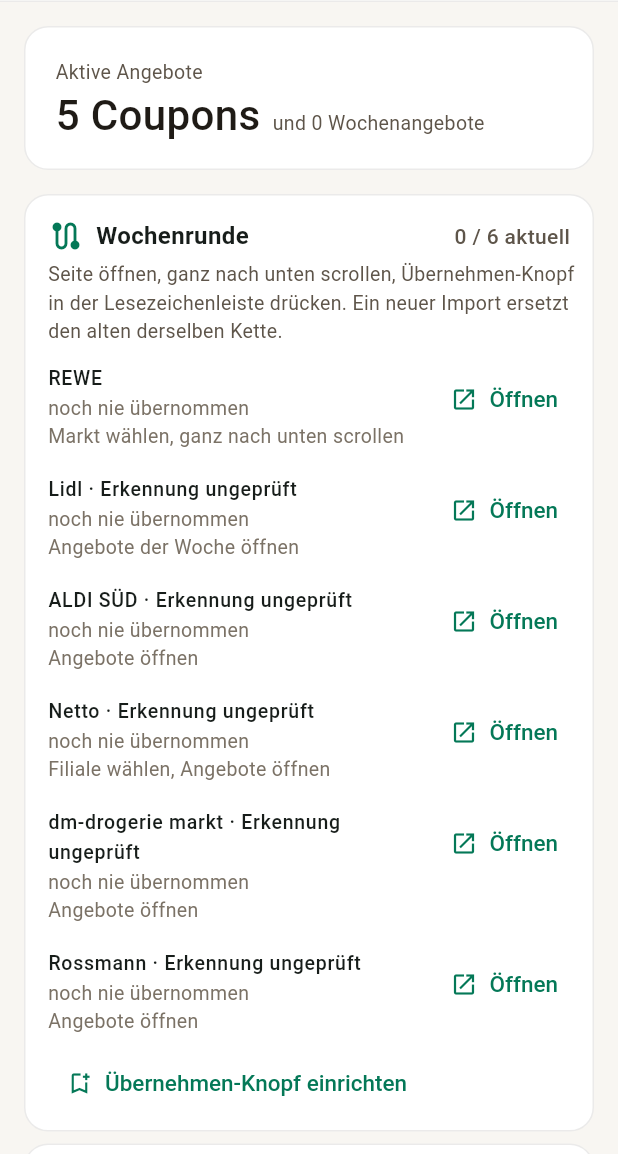
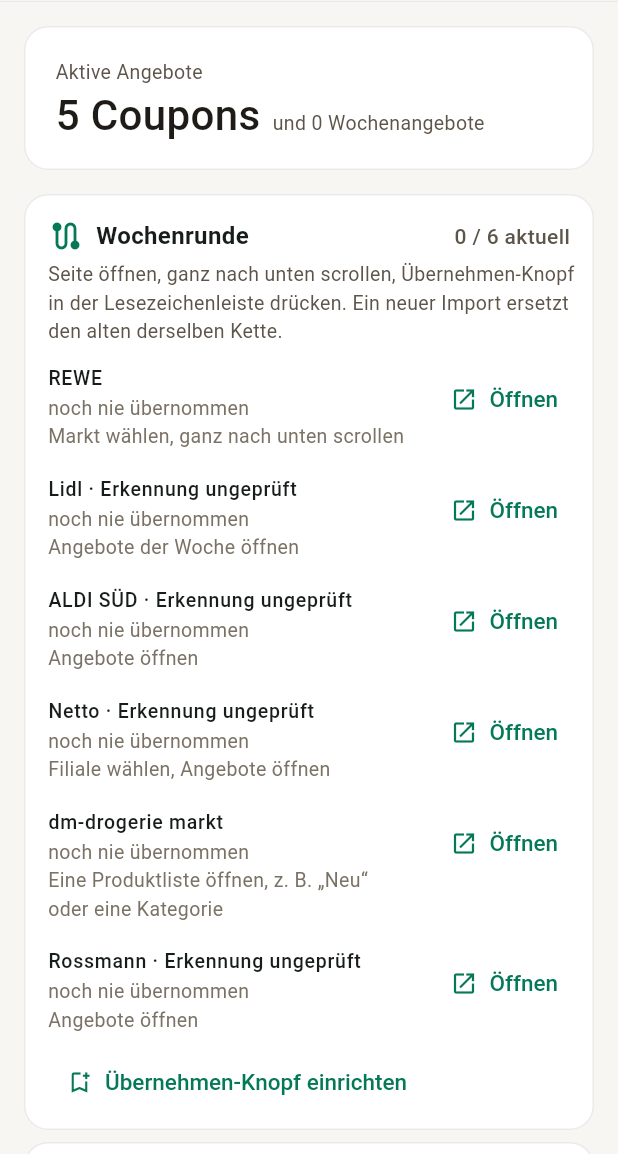
Before and after one commit to MagnusEVH/einkaufs-optimierer, a Flutter app: the WalletScreen screen opened directly, on a phone screen of 412 x 824 dp, the part 82-1236 px from its top. Run offline on Flutter 3.47's test engine with Material 3 defaults, Android fonts, the phone set to English and light mode, and no system bars; our stand-ins replace flutter_map, flutter_riverpod, geolocator, image_picker, latlong2, shared_preferences and 1 more; missing offline and left inert: dart:js_interop; accounts and stored records are empty.

Commit message:
feat(offers): mark dm as checked in the weekly round
Co-Authored-By: Claude Opus 5.5 <noreply@anthropic.com>

```diff
--- a/app/lib/features/wallet/weekly_round_card.dart
+++ b/app/lib/features/wallet/weekly_round_card.dart
@@ -21,14 +21,15 @@ class WeeklyRoundStop {
   const WeeklyRoundStop(this.chain, this.url, {this.verified = false, this.hint = ''});
 }
 
-/// Reihenfolge der Runde. Nur REWE ist bisher an einer echten Seite geprüft.
+/// Reihenfolge der Runde. REWE und dm sind an echten Seiten geprüft.
 const weeklyRound = [
   WeeklyRoundStop(SupermarketChain.rewe, 'https://www.rewe.de/angebote/',
       verified: true, hint: 'Markt wählen, ganz nach unten scrollen'),
   WeeklyRoundStop(SupermarketChain.lidl, 'https://www.lidl.de/', hint: 'Angebote der Woche öffnen'),
   WeeklyRoundStop(SupermarketChain.aldi_sued, 'https://www.aldi-sued.de/', hint: 'Angebote öffnen'),
   WeeklyRoundStop(SupermarketChain.netto, 'https://www.netto-online.de/', hint: 'Filiale wählen, Angebote öffnen'),
-  WeeklyRoundStop(SupermarketChain.dm, 'https://www.dm.de/', hint: 'Angebote öffnen'),
+  WeeklyRoundStop(SupermarketChain.dm, 'https://www.dm.de/',
+      verified: true, hint: 'Eine Produktliste öffnen, z. B. „Neu“ oder eine Kategorie'),
   WeeklyRoundStop(SupermarketChain.rossmann, 'https://www.rossmann.de/', hint: 'Angebote öffnen'),
 ];
 
```
